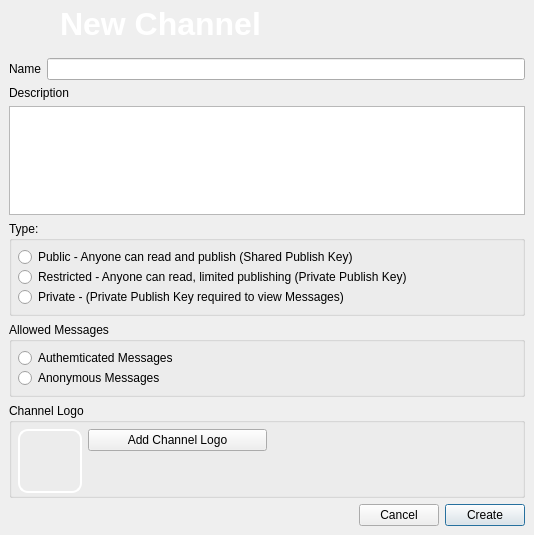
Above: retroshare-gui/src/gui/channels/CreateChannel.ui from RetroShare/RetroShare before the change. Below: the same form after it.
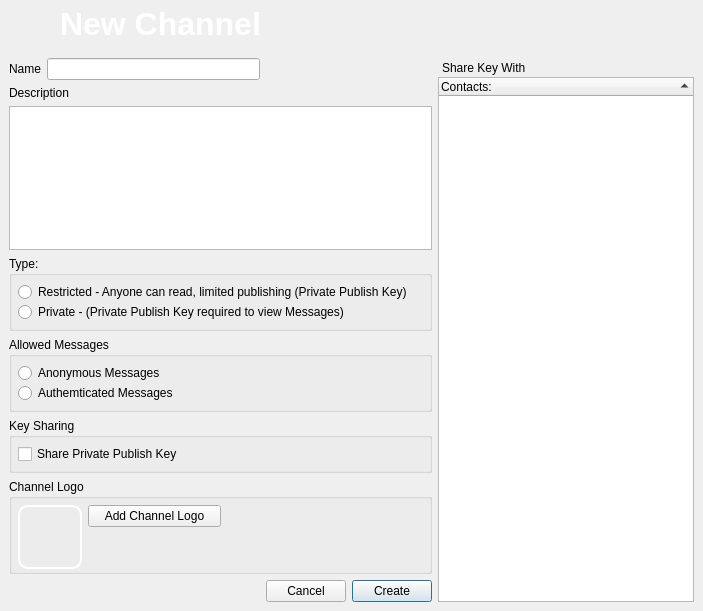
That is the form after the change. Icons and pictures are not drawn.

Commit message:
added key share list to channels
fixed problem with other channels not showing except top 5

Patch:
```diff
--- a/retroshare-gui/src/gui/channels/CreateChannel.ui
+++ b/retroshare-gui/src/gui/channels/CreateChannel.ui
@@ -6,10 +6,16 @@
    <rect>
     <x>0</x>
     <y>0</y>
-    <width>534</width>
-    <height>535</height>
+    <width>703</width>
+    <height>611</height>
    </rect>
   </property>
+  <property name="sizePolicy">
+   <sizepolicy hsizetype="Preferred" vsizetype="Preferred">
+    <horstretch>0</horstretch>
+    <verstretch>0</verstretch>
+   </sizepolicy>
+  </property>
   <property name="windowTitle">
    <string>Create a new Channel</string>
   </property>
@@ -87,7 +93,7 @@
      </layout>
     </widget>
    </item>
-   <item row="1" column="0">
+   <item row="2" column="0">
     <widget class="QFrame" name="frame">
      <property name="frameShape">
       <enum>QFrame::NoFrame</enum>
@@ -96,7 +102,7 @@
       <enum>QFrame::Raised</enum>
      </property>
      <layout class="QGridLayout" name="gridLayout_5">
-      <item row="0" column="0" colspan="3">
+      <item row="0" column="0">
        <layout class="QHBoxLayout" name="horizontalLayout">
         <item>
          <widget class="QLabel" name="label">
@@ -110,6 +116,101 @@
         </item>
        </layout>
       </item>
+      <item row="0" column="3" rowspan="7">
+       <widget class="QDockWidget" name="contactsdockWidget">
+        <property name="enabled">
+         <bool>true</bool>
+        </property>
+        <property name="sizePolicy">
+         <sizepolicy hsizetype="Preferred" vsizetype="Preferred">
+          <horstretch>0</horstretch>
+          <verstretch>0</verstretch>
+         </sizepolicy>
+        </property>
+        <property name="maximumSize">
+         <size>
+          <width>300</width>
+          <height>524287</height>
+         </size>
+        </property>
+        <property name="sizeIncrement">
+         <size>
+          <width>220</width>
+          <height>0</height>
+         </size>
+        </property>
+        <property name="baseSize">
+         <size>
+          <width>0</width>
+          <height>0</height>
+         </size>
+        </property>
+        <property name="toolTip">
+         <string>check peers you would like to share private publish key with</string>
+        </property>
+        <property name="floating">
+         <bool>false</bool>
+        </property>
+        <property name="features">
+         <set>QDockWidget::NoDockWidgetFeatures</set>
+        </property>
+        <property name="windowTitle">
+         <string>Share Key With</string>
+        </property>
+        <widget class="QWidget" name="dockWidgetContents">
+         <layout class="QGridLayout" name="_2">
+          <property name="margin">
+           <number>0</number>
+          </property>
+          <property name="spacing">
+           <number>0</number>
+          </property>
+          <item row="0" column="0">
+           <widget class="QTreeWidget" name="keyShareList">
+            <property name="sizePolicy">
+             <sizepolicy hsizetype="Preferred" vsizetype="Expanding">
+              <horstretch>0</horstretch>
+              <verstretch>4</verstretch>
+             </sizepolicy>
+            </property>
+            <property name="minimumSize">
+             <size>
+              <width>20</width>
+              <height>0</height>
+             </size>
+            </property>
+            <property name="maximumSize">
+             <size>
+              <width>300</width>
+              <height>16777215</height>
+             </size>
+            </property>
+            <property name="sizeIncrement">
+             <size>
+              <width>220</width>
+              <height>0</height>
+             </size>
+            </property>
+            <property name="baseSize">
+             <size>
+              <width>200</width>
+              <height>0</height>
+             </size>
+            </property>
+            <property name="sortingEnabled">
+             <bool>true</bool>
+            </property>
+            <column>
+             <property name="text">
+              <string>Contacts:</string>
+             </property>
+            </column>
+           </widget>
+          </item>
+         </layout>
+        </widget>
+       </widget>
+      </item>
       <item row="1" column="0" colspan="3">
        <layout class="QVBoxLayout">
         <item>
@@ -136,13 +237,6 @@
          <property name="margin">
           <number>6</number>
          </property>
-         <item>
-          <widget class="QRadioButton" name="typePublic">
-           <property name="text">
-            <string>Public - Anyone can read and publish (Shared Publish Key)</string>
-           </property>
-          </widget>
-         </item>
          <item>
           <widget class="QRadioButton" name="typePrivate">
            <property name="text">
@@ -172,13 +266,6 @@
          <property name="margin">
           <number>6</number>
          </property>
-         <item>
-          <widget class="QRadioButton" name="msgAuth">
-           <property name="text">
-            <string>Authemticated Messages</string>
-           </property>
-          </widget>
-         </item>
          <item>
           <widget class="QRadioButton" name="msgAnon">
            <property name="text">
@@ -186,6 +273,13 @@
            </property>
           </widget>
          </item>
+         <item>
+          <widget class="QRadioButton" name="msgAuth">
+           <property name="text">
+            <string>Authemticated Messages</string>
+           </property>
+          </widget>
+         </item>
          <item>
           <spacer name="verticalSpacer_2">
            <property name="orientation">
@@ -202,37 +296,42 @@
         </layout>
        </widget>
       </item>
-      <item row="5" column="0">
-       <spacer>
-        <property name="orientation">
-         <enum>Qt::Horizontal</enum>
-        </property>
-        <property name="sizeHint" stdset="0">
-         <size>
-          <width>238</width>
-          <height>20</height>
-         </size>
-        </property>
-       </spacer>
-      </item>
-      <item row="5" column="1">
-       <widget class="QPushButton" name="cancelButton">
-        <property name="text">
-         <string>Cancel</string>
-        </property>
-       </widget>
-      </item>
-      <item row="5" column="2">
-       <widget class="QPushButton" name="createButton">
-        <property name="text">
-         <string>Create</string>
-        </property>
-        <property name="default">
-         <bool>true</bool>
-        </property>
-       </widget>
-      </item>
       <item row="4" column="0" colspan="3">
+       <widget class="QGroupBox" name="msgGroupBox_2">
+        <property name="title">
+         <string>Key Sharing</string>
+        </property>
+        <layout class="QVBoxLayout" name="_5">
+         <property name="spacing">
+          <number>0</number>
+         </property>
+         <property name="margin">
+          <number>6</number>
+         </property>
+         <item>
+          <widget class="QCheckBox" name="pubKeyShare_cb">
+           <property name="text">
+            <string>Share Private Publish Key</string>
+           </property>
+          </widget>
+         </item>
+         <item>
+          <spacer name="verticalSpacer_3">
+           <property name="orientation">
+            <enum>Qt::Vertical</enum>
+           </property>
+           <property name="sizeHint" stdset="0">
+            <size>
+             <width>20</width>
+             <height>40</height>
+            </size>
+           </property>
+          </spacer>
+         </item>
+        </layout>
+       </widget>
+      </item>
+      <item row="5" column="0" colspan="3">
        <widget class="QGroupBox" name="groupBoxLogo">
         <property name="title">
          <string>Channel Logo</string>
@@ -345,6 +444,36 @@
         </layout>
        </widget>
       </item>
+      <item row="6" column="0">
+       <spacer>
+        <property name="orientation">
+         <enum>Qt::Horizontal</enum>
+        </property>
+        <property name="sizeHint" stdset="0">
+         <size>
+          <width>238</width>
+          <height>20</height>
+         </size>
+        </property>
+       </spacer>
+      </item>
+      <item row="6" column="1">
+       <widget class="QPushButton" name="cancelButton">
+        <property name="text">
+         <string>Cancel</string>
+        </property>
+       </widget>
+      </item>
+      <item row="6" column="2">
+       <widget class="QPushButton" name="createButton">
+        <property name="text">
+         <string>Create</string>
+        </property>
+        <property name="default">
+         <bool>true</bool>
+        </property>
+       </widget>
+      </item>
      </layout>
     </widget>
    </item>
```
The commit also changes 4 other files.
